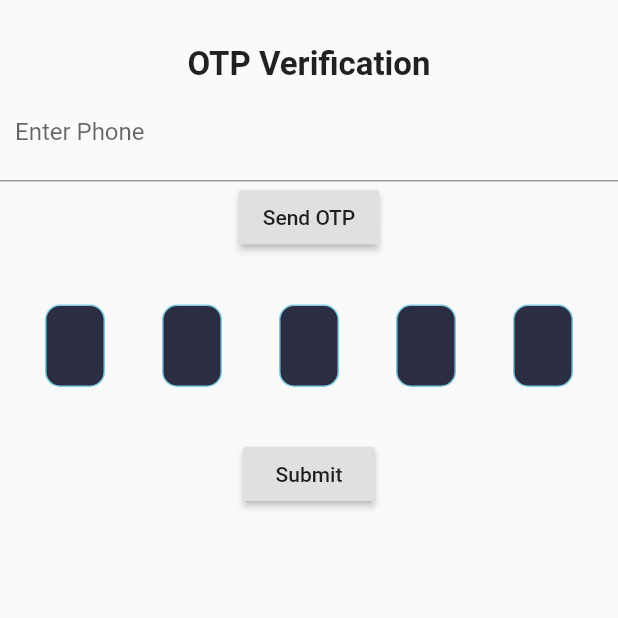
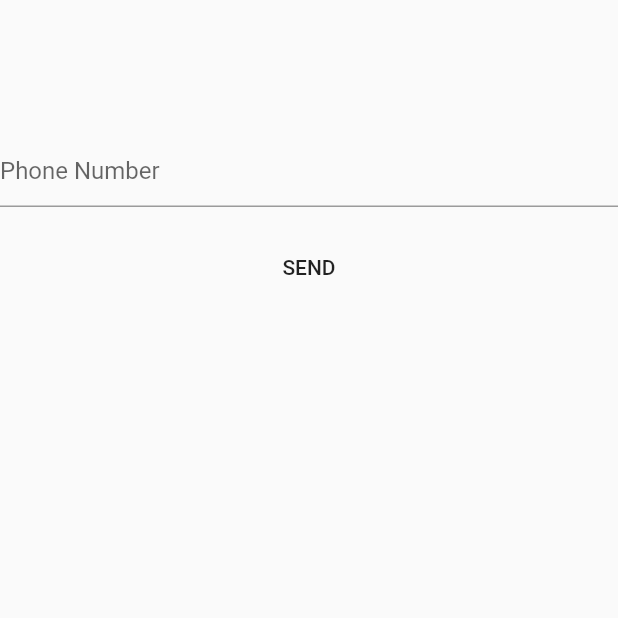
Before and after one commit to ShashiKha9/loginpage, a Flutter app: the screen it shows after launch, on a phone screen of 412 x 824 dp, the top half of it. Run offline on Flutter 3.47's test engine with Material 2 defaults, Android fonts, the phone set to English and light mode, and no system bars; our stand-ins replace firebase_auth, firebase_core, pinput; accounts and stored records are empty.

Commit message:
otp screen receive done

```diff
--- a/lib/Pages/otp_screen.dart
+++ b/lib/Pages/otp_screen.dart
@@ -1,136 +1,149 @@
 import 'package:firebase_auth/firebase_auth.dart'as _auth;
 import 'package:firebase_auth/firebase_auth.dart';
+import 'package:firebase_auth/firebase_auth.dart';
+import 'package:flutter/cupertino.dart';
 import 'package:flutter/material.dart';
 import 'package:flutter/services.dart';
 import 'package:pinput/pin_put/pin_put.dart';
 
 import 'homepgae_screen.dart';
+ enum MobileVerificationState{
+  Show_Mobile_Form_State,
+  Show_Otp_Form_State,
+
+}
 
 class OtpScreen extends StatefulWidget {
 @override
   OtpScreenState createState() => OtpScreenState();
 }
 class OtpScreenState extends State<OtpScreen>{
+   MobileVerificationState currentState=MobileVerificationState.Show_Mobile_Form_State;
   final  GlobalKey<ScaffoldState> _scaffoldkey =GlobalKey<ScaffoldState>();
-  late String _verificationId;
-  final TextEditingController _phoneNumber = TextEditingController();
-  final TextEditingController _pinPutController = TextEditingController();
-  final FocusNode _pinPutFocusNode = FocusNode();
-  final BoxDecoration pinPutDecoration = BoxDecoration(
-    color: const Color.fromRGBO(43, 46, 66, 1),
-    borderRadius: BorderRadius.circular(10.0),
-    border: Border.all(
-      color: const Color.fromRGBO(126, 203, 224, 1),
-    ),
-  );
+   late String verificationId;
+  static bool  showLoading= false;
+  final TextEditingController phoneNumberController = TextEditingController();
+  final TextEditingController otpController = TextEditingController();
+  FirebaseAuth _auth =FirebaseAuth.instance;
+
+   Future<void> signInWithPhoneAuthCredential(PhoneAuthCredential phoneAuthCredential) async {
+     setState(() {
+       showLoading= true;
+     });
+     try {
+       final authCredential = await _auth.signInWithCredential(
+           phoneAuthCredential);
+       setState(() {
+         showLoading= true;
+       });
+       if(authCredential?.user!= null){
+         Navigator.push(context, MaterialPageRoute(builder: (context)=> Home()));
+       }
+     } on FirebaseAuthException catch(e){
+       setState(() {
+         showLoading=false;
+       });
+
+       _scaffoldkey.currentState!.showSnackBar(SnackBar(content: Text(e.message!)));
+
+     }
+   }
+
+
+getMobileFormWidget(context){
+    return Column(
+      children: [
+        Padding(padding: EdgeInsets.only(top: 90),
+      child:  TextField(
+          controller: phoneNumberController,
+          decoration: InputDecoration(
+            hintText: "Phone Number"
+          ),
+        ),
+        ),
+        SizedBox(height: 16,),
+        FlatButton(onPressed: () async{
+          setState(() {
+            showLoading=true;
+          });
+         await _auth.verifyPhoneNumber(phoneNumber: phoneNumberController.text,
+
+              verificationCompleted: (phoneAuthCredential)async{
+                setState(() {
+                  showLoading=false;
+                });
+
+              },
+              verificationFailed: (verificationFailed)async {
+                setState(() {
+                  showLoading=false;
+                });
+                _scaffoldkey.currentState!.showSnackBar(SnackBar(content: Text(verificationFailed.message!)));
+
+              },
+              codeSent: (verificationId,resendingToken)async{
+            setState(() {
+              currentState=MobileVerificationState.Show_Otp_Form_State;
+              this.verificationId=verificationId;
+              showLoading= false;
+            });
+
+              },
+           timeout: Duration(seconds: 40),
+              codeAutoRetrievalTimeout: (verificationId)async {
+                this.verificationId=verificationId;
+           showLoading=false;
+
+              },
+
+          );
+        }
+        , child: Text("SEND")),
+      ],
+    );
+
+  }
+  getOtpFormWidget(context){
+    return Column(
+      children: [
+        Padding(padding: EdgeInsets.only(top: 90),
+       child: TextField(
+          controller: otpController,
+          decoration: InputDecoration(
+              hintText: "Enter OTP"
+          ),
+        ),
+        ),
+        SizedBox(height: 16,),
+        FlatButton(onPressed: () {
+          PhoneAuthCredential phoneAuthCredential = PhoneAuthProvider.credential(
+              verificationId: verificationId, smsCode: otpController.text,);
+          signInWithPhoneAuthCredential(phoneAuthCredential);
+        }
+            , child: Text("VERIFY")),
+
+
+      ],
+    );
+
+  }
 
 
   @override
   Widget build(BuildContext context) {
     return Scaffold(
-      key: _scaffoldkey,
-      body: Column(
-        children: [
-          Padding(padding: EdgeInsets.only(top: 30),
-       child:   Text("OTP Verification",style: TextStyle(fontSize: 22,fontWeight: FontWeight.w700),)
-          ),
-          TextFormField(
-              keyboardType: TextInputType.phone,
-              controller: _phoneNumber,
-              decoration: InputDecoration(
-                labelText: "Enter Phone",
-                contentPadding: EdgeInsets.symmetric(
-                    vertical: 15.0, horizontal: 10.0),
-              )),
-          Container(
-            child: RaisedButton(onPressed: (){
-              verifyPhone();
-            },
-              child: Text("Send OTP"),
-            ),
-          ),
-
-    Padding(
-    padding: const EdgeInsets.all(30.0),
-    child: PinPut(
-    fieldsCount: 5,
-    textStyle: const TextStyle(fontSize: 25.0, color: Colors.white),
-    eachFieldWidth: 40.0,
-    eachFieldHeight: 55.0,
-    focusNode: _pinPutFocusNode,
-    controller: _pinPutController,
-    submittedFieldDecoration: pinPutDecoration,
-    selectedFieldDecoration: pinPutDecoration,
-    followingFieldDecoration: pinPutDecoration,
-    pinAnimationType: PinAnimationType.fade,
-    onSubmit: (pin) async {
-      try{
-    await FirebaseAuth.instance.signInWithCredential(
-    PhoneAuthProvider.credential(verificationId: _verificationId, smsCode: pin))
-        .then((value) async{
-    if(value.user != null){
-Navigator.pushAndRemoveUntil(context, MaterialPageRoute
-(builder: (context)=>Home()), (route) => true) ;   }
-    });
-    } catch(e){
-        FocusScope.of(context).unfocus();
-        _scaffoldkey.currentState!.showSnackBar(SnackBar(content: Text("Invalid OTP")));
-    }
-
-    },
-    ),
-    ),
-          RaisedButton(onPressed: (){
-
-          },
-          child: Text("Submit"),)
-        ],
-      ),
-
+      body: Container(
+        child: showLoading ? Center(
+          child: CircularProgressIndicator(),
+        ) :currentState==MobileVerificationState.Show_Mobile_Form_State
+       ? getMobileFormWidget(context)
+       : getOtpFormWidget(context),
+      )
     );
-  }
-
-  verifyPhone() async {
-    PhoneVerificationCompleted verificationCompleted =
-        (PhoneAuthCredential phoneAuthCredential) async {
-      await _auth.FirebaseAuth.instance.signInWithCredential(phoneAuthCredential);
-      showSnackbar("Phone number automatically verified and user signed in: ${_auth.FirebaseAuth.instance.currentUser!.uid}");
-    };
-    PhoneVerificationFailed verificationFailed =
-        (FirebaseAuthException authException) {
-      showSnackbar('Phone number verification failed. Code: ${authException.code}. Message: ${authException.message}');
-    };
-    PhoneCodeSent codeSent =
-        (String verificationId,int? forceResendingToken  ) async {
-      showSnackbar('Please check your phone for the verification code.');
-      _verificationId = verificationId;
-    } as PhoneCodeSent;
-    PhoneCodeAutoRetrievalTimeout codeAutoRetrievalTimeout =
-        (String verificationId) {
-      showSnackbar("verification code: " + verificationId);
-      _verificationId = verificationId;
-    };
-
-    try {
-      await _auth.FirebaseAuth.instance.verifyPhoneNumber(
-          phoneNumber: _phoneNumber.text,
-          timeout: const Duration(seconds: 5),
-          verificationCompleted: verificationCompleted,
-          verificationFailed: verificationFailed,
-          codeSent: codeSent,
-          codeAutoRetrievalTimeout: codeAutoRetrievalTimeout);
-    } catch (e) {
-      showSnackbar("Failed to Verify Phone Number: ${e}");
-    }
-  }
-  void showSnackbar(String message) {
-    _scaffoldkey.currentState?.showSnackBar(SnackBar(content: Text(message)));
-  }
 
 
-  @override
-  void initState(){
-    super.initState();
-    verifyPhone();
-  }
+
+
+
 }
+}
--- a/lib/main.dart
+++ b/lib/main.dart
@@ -1,6 +1,5 @@
 import 'package:firebase_core/firebase_core.dart';
 import 'package:flutter/material.dart';
-import 'package:loginpage/Pages/loginpage_screen.dart';
 import 'package:loginpage/Pages/otp_screen.dart';
 
 void main() async {
```
Also changed, not shown: lib/Pages/loginpage_screen.dart (deleted, +0 -77 lines).
